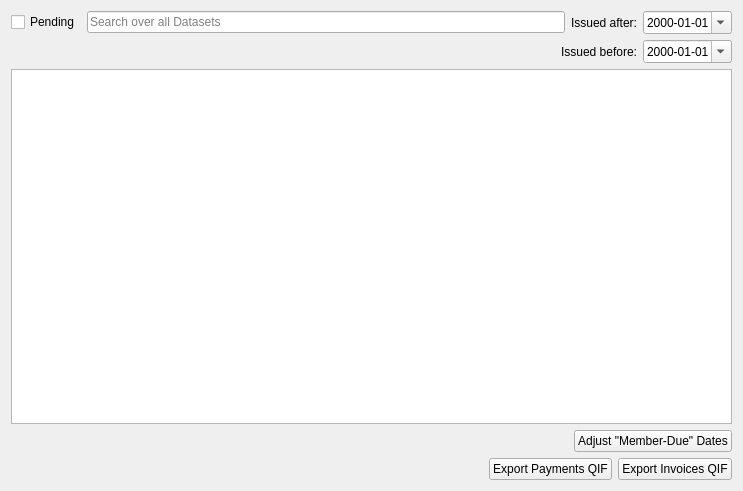
Above: forms/sentbills.ui from LukyLuke/PiTres before the change. Below: the same form after it.
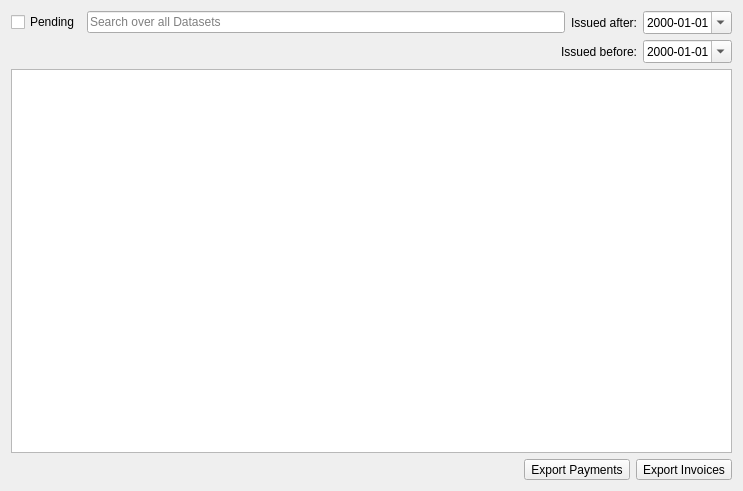
That is the form after the change. Icons and pictures are not drawn.

Commit message: Chaned Forms with new Icons

The edit to the form file:
```diff
--- a/forms/sentbills.ui
+++ b/forms/sentbills.ui
@@ -108,30 +108,6 @@
      </property>
     </widget>
    </item>
-   <item>
-    <layout class="QHBoxLayout" name="horizontalLayout_2">
-     <item>
-      <spacer name="horizontalSpacer">
-       <property name="orientation">
-        <enum>Qt::Horizontal</enum>
-       </property>
-       <property name="sizeHint" stdset="0">
-        <size>
-         <width>40</width>
-         <height>20</height>
-        </size>
-       </property>
-      </spacer>
-     </item>
-     <item>
-      <widget class="QPushButton" name="btnSyncUsers">
-       <property name="text">
-        <string>Adjust &quot;Member-Due&quot; Dates</string>
-       </property>
-      </widget>
-     </item>
-    </layout>
-   </item>
    <item>
     <layout class="QHBoxLayout" name="horizontalLayout_3">
      <item>
@@ -148,16 +124,42 @@
       </spacer>
      </item>
      <item>
-      <widget class="QPushButton" name="btnPaymentsExport">
+      <widget class="QToolButton" name="btnPaymentsExport">
        <property name="text">
-        <string>Export Payments QIF</string>
+        <string>Export Payments</string>
+       </property>
+       <property name="icon">
+        <iconset resource="../PiTres.qrc">
+         <normaloff>:/icons/resources/icons/payment_out.png</normaloff>:/icons/resources/icons/payment_out.png</iconset>
+       </property>
+       <property name="iconSize">
+        <size>
+         <width>32</width>
+         <height>32</height>
+        </size>
+       </property>
+       <property name="toolButtonStyle">
+        <enum>Qt::ToolButtonTextUnderIcon</enum>
        </property>
       </widget>
      </item>
      <item>
-      <widget class="QPushButton" name="btnInvoiceQif">
+      <widget class="QToolButton" name="btnInvoiceQif">
        <property name="text">
-        <string>Export Invoices QIF</string>
+        <string>Export Invoices</string>
+       </property>
+       <property name="icon">
+        <iconset resource="../PiTres.qrc">
+         <normaloff>:/icons/resources/icons/payment_in.png</normaloff>:/icons/resources/icons/payment_in.png</iconset>
+       </property>
+       <property name="iconSize">
+        <size>
+         <width>32</width>
+         <height>32</height>
+        </size>
+       </property>
+       <property name="toolButtonStyle">
+        <enum>Qt::ToolButtonTextUnderIcon</enum>
        </property>
       </widget>
      </item>
```
Left out of the diff: 4 changed lines with no effect on the pictures. The commit also changes 3 other files.
